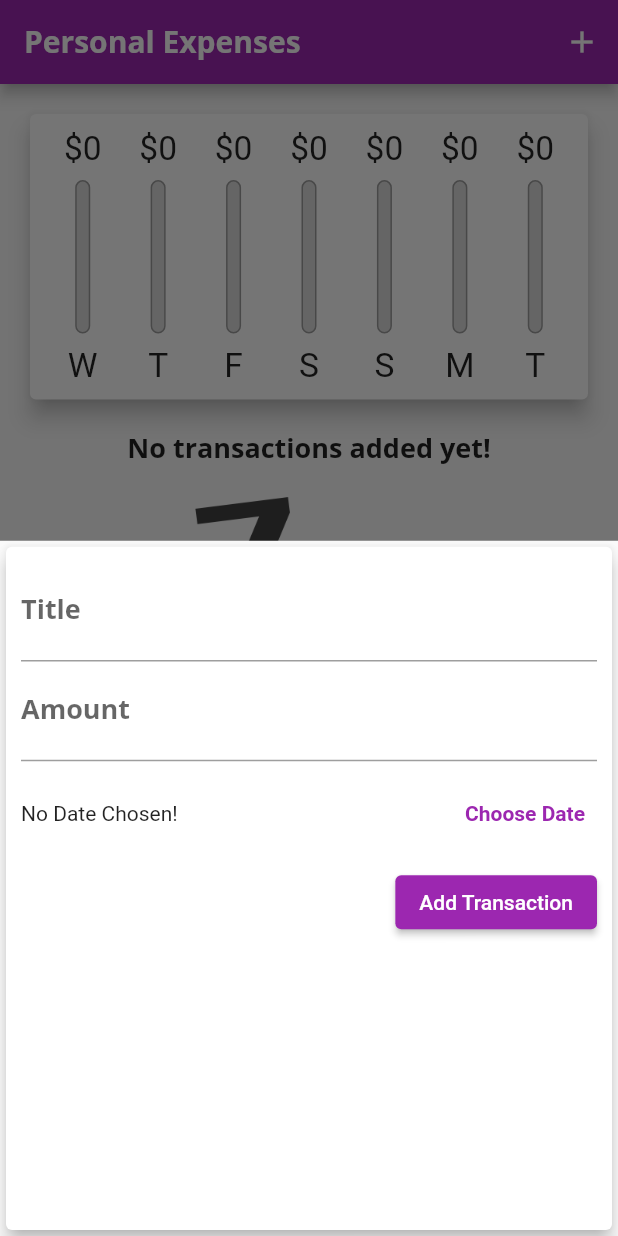
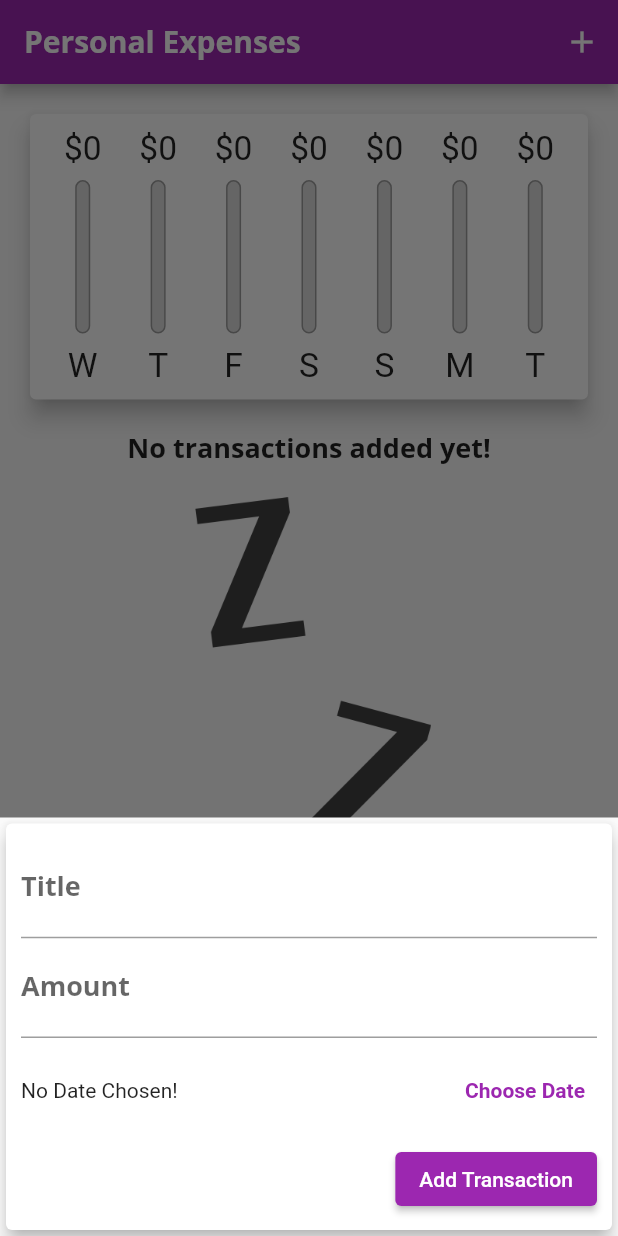
Before and after one commit to victorbonanho/personal_expenses_app, a Flutter app: the screen it shows after launch, after a tap on the "add" icon, on a phone screen of 412 x 824 dp. Run offline on Flutter 3.47's test engine with Material 2 defaults, Android fonts, the phone set to English and light mode, and no system bars.

Commit message:
finish responsivev and adaptive

```diff
--- a/lib/main.dart
+++ b/lib/main.dart
@@ -1,5 +1,7 @@
+import 'dart:io';
+
+import 'package:flutter/cupertino.dart';
 import 'package:flutter/material.dart';
-import 'package:flutter/services.dart';
 import './widgets/chart.dart';
 import './widgets/transaction_list.dart';
 import './widgets/new_transaction.dart';
@@ -192,9 +194,22 @@ class _MyHomePageState extends State<MyHomePage> {
 
   @override
   Widget build(BuildContext context) {
-    final isLandscape =
-        MediaQuery.of(context).orientation == Orientation.landscape;
-    final appBar = AppBar(
+    final mediaQuery = MediaQuery.of(context);
+    final isLandscape = mediaQuery.orientation == Orientation.landscape;
+    final appBar = Platform.isIOS
+        ? CupertinoNavigationBar(
+            middle: const Text('Personal Expenses'),
+            trailing: Row(
+              mainAxisSize: MainAxisSize.min,
+              children: <Widget>[
+                GestureDetector(
+                  child: const Icon(CupertinoIcons.add),
+                  onTap: () => _startAddNewTransaction(context),
+                ),
+              ],
+            ),
+          )
+        : AppBar(
             title: const Text('Personal Expenses'),
             actions: <Widget>[
               IconButton(
@@ -202,17 +217,17 @@ class _MyHomePageState extends State<MyHomePage> {
                 icon: const Icon(Icons.add),
               )
             ],
-    );
-    final txListWidget = Container(
-      height: (MediaQuery.of(context).size.height -
+          ) as PreferredSizeWidget;
+    final txListWidget = SizedBox(
+      height: (mediaQuery.size.height -
               appBar.preferredSize.height -
-              MediaQuery.of(context).padding.top) *
+              mediaQuery.padding.top) *
           0.8,
       child: TransactionList(_userTransactions, _deleteTransaction),
     );
-    return Scaffold(
-      appBar: appBar,
-      body: SingleChildScrollView(
+
+    final pageBody = SafeArea(
+      child: SingleChildScrollView(
         child: Column(
           //mainAxisAlignment: MainAxisAlignment.start,
           crossAxisAlignment: CrossAxisAlignment.stretch,
@@ -221,8 +236,12 @@ class _MyHomePageState extends State<MyHomePage> {
               Row(
                 mainAxisAlignment: MainAxisAlignment.center,
                 children: <Widget>[
-                  Text('Show Chart'),
-                  Switch(
+                  Text(
+                    'Show Chart',
+                    style: Theme.of(context).textTheme.titleMedium,
+                  ),
+                  Switch.adaptive(
+                    activeColor: Theme.of(context).colorScheme.secondary,
                     value: _showChart,
                     onChanged: (val) {
                       setState(() {
@@ -233,20 +252,20 @@ class _MyHomePageState extends State<MyHomePage> {
                 ],
               ),
             if (!isLandscape)
-              Container(
-                height: (MediaQuery.of(context).size.height -
+              SizedBox(
+                height: (mediaQuery.size.height -
                         appBar.preferredSize.height -
-                        MediaQuery.of(context).padding.top) *
+                        mediaQuery.padding.top) *
                     0.3,
                 child: Chart(_recentTransactions.toList()),
               ),
             if (!isLandscape) txListWidget,
             if (isLandscape)
               _showChart
-                  ? Container(
-                      height: (MediaQuery.of(context).size.height -
+                  ? SizedBox(
+                      height: (mediaQuery.size.height -
                               appBar.preferredSize.height -
-                              MediaQuery.of(context).padding.top) *
+                              mediaQuery.padding.top) *
                           0.7,
                       child: Chart(_recentTransactions.toList()),
                     )
@@ -254,8 +273,22 @@ class _MyHomePageState extends State<MyHomePage> {
           ],
         ),
       ),
-      floatingActionButtonLocation: FloatingActionButtonLocation.centerFloat,
-      floatingActionButton: FloatingActionButton(
+    );
+
+    return Platform.isIOS
+        ? CupertinoPageScaffold(
+            // ignore: unnecessary_cast
+            navigationBar: appBar as ObstructingPreferredSizeWidget,
+            child: pageBody,
+          )
+        : Scaffold(
+            appBar: appBar,
+            body: pageBody,
+            floatingActionButtonLocation:
+                FloatingActionButtonLocation.centerFloat,
+            floatingActionButton: Platform.isIOS
+                ? const SizedBox()
+                : FloatingActionButton(
                     onPressed: () => _startAddNewTransaction(context),
                     child: const Icon(Icons.add),
                   ),
--- /dev/null
+++ b/lib/widgets/adaptive_flat_button.dart
@@ -0,0 +1,34 @@
+import 'dart:io';
+
+import 'package:flutter/material.dart';
+import 'package:flutter/cupertino.dart';
+
+class AdadptiveFlatButton extends StatelessWidget {
+  final String text;
+  final VoidCallback handler;
+
+  const AdadptiveFlatButton(this.text, this.handler, {super.key});
+
+  @override
+  Widget build(BuildContext context) {
+    return Platform.isIOS
+        ? CupertinoButton(
+            onPressed: handler,
+            child: Text(
+              text,
+              style: const TextStyle(
+                fontWeight: FontWeight.bold,
+              ),
+            ),
+          )
+        : TextButton(
+            onPressed: handler,
+            child: Text(
+              text,
+              style: const TextStyle(
+                fontWeight: FontWeight.bold,
+              ),
+            ),
+          );
+  }
+}
--- a/lib/widgets/chart_bar.dart
+++ b/lib/widgets/chart_bar.dart
@@ -14,7 +14,7 @@ class ChartBar extends StatelessWidget {
       builder: (ctx, constraint) {
         return Column(
           children: <Widget>[
-            Container(
+            SizedBox(
               height: constraint.maxHeight * 0.15,
               child: FittedBox(
                 child: Text('\$${spendingAmount.toStringAsFixed(0)}'),
@@ -23,7 +23,7 @@ class ChartBar extends StatelessWidget {
             SizedBox(
               height: constraint.maxHeight * 0.05,
             ),
-            Container(
+            SizedBox(
               height: constraint.maxHeight * 0.6,
               width: 10,
               child: Stack(children: <Widget>[
@@ -50,7 +50,7 @@ class ChartBar extends StatelessWidget {
             SizedBox(
               height: constraint.maxHeight * 0.05,
             ),
-            Container(
+            SizedBox(
               height: constraint.maxHeight * 0.15,
               child: FittedBox(
                 child: Text(label),
--- a/lib/widgets/new_transaction.dart
+++ b/lib/widgets/new_transaction.dart
@@ -1,5 +1,6 @@
 import 'package:flutter/material.dart';
 import 'package:intl/intl.dart';
+import '../widgets/adaptive_flat_button.dart';
 
 class NewTransaction extends StatefulWidget {
   final Function addTx;
@@ -53,10 +54,16 @@ class _NewTransactionState extends State<NewTransaction> {
 
   @override
   Widget build(BuildContext context) {
-    return Card(
+    return SingleChildScrollView(
+      child: Card(
         elevation: 5,
         child: Container(
-        padding: const EdgeInsets.all(10),
+          padding: EdgeInsets.only(
+            top: 10,
+            left: 10,
+            right: 10,
+            bottom: MediaQuery.of(context).viewInsets.bottom + 10,
+          ),
           child: Column(
             crossAxisAlignment: CrossAxisAlignment.end,
             children: <Widget>[
@@ -80,7 +87,7 @@ class _NewTransactionState extends State<NewTransaction> {
                   labelText: 'Amount',
                 ),
               ),
-            Container(
+              SizedBox(
                 height: 70,
                 child: Row(
                   children: <Widget>[
@@ -91,15 +98,7 @@ class _NewTransactionState extends State<NewTransaction> {
                             : 'Picked Date: ${DateFormat.yMd().format(_selectedDate as DateTime)}',
                       ),
                     ),
-                  TextButton(
-                    onPressed: _presentDatePicker,
-                    child: Text(
-                      'Choose Date',
-                      style: TextStyle(
-                        fontWeight: FontWeight.bold,
-                      ),
-                    ),
-                  )
+                    AdadptiveFlatButton('Choose Date', _presentDatePicker)
                   ],
                 ),
               ),
@@ -110,6 +109,7 @@ class _NewTransactionState extends State<NewTransaction> {
             ],
           ),
         ),
+      ),
     );
   }
 }
--- a/lib/widgets/transaction_list.dart
+++ b/lib/widgets/transaction_list.dart
@@ -19,7 +19,7 @@ class TransactionList extends StatelessWidget {
                   style: Theme.of(context).textTheme.titleMedium,
                 ),
                 const SizedBox(height: 20),
-                Container(
+                SizedBox(
                   height: constraints.maxHeight * 0.6,
                   child: Image.asset(
                     'assets/images/waiting.png',
@@ -54,11 +54,20 @@ class TransactionList extends StatelessWidget {
                   subtitle: Text(
                     DateFormat.yMMMd().format(transactions[index].date),
                   ),
-                  trailing: IconButton(
-                    icon: const Icon(Icons.delete),
-                    color: Theme.of(context).errorColor,
-                    onPressed: () => deleteTx(transactions[index].id),
-                  ),
+                  trailing: MediaQuery.of(context).size.width > 360
+                      ? TextButton.icon(
+                          onPressed: () => deleteTx(transactions[index].id),
+                          icon: const Icon(Icons.delete),
+                          label: const Text('Delete'),
+                          style: TextButton.styleFrom(
+                            foregroundColor: Theme.of(context).errorColor,
+                          ),
+                        )
+                      : IconButton(
+                          icon: const Icon(Icons.delete),
+                          color: Theme.of(context).errorColor,
+                          onPressed: () => deleteTx(transactions[index].id),
+                        ),
                 ),
               );
             },
```
Lines whose indentation alone changed are shown as unchanged.
